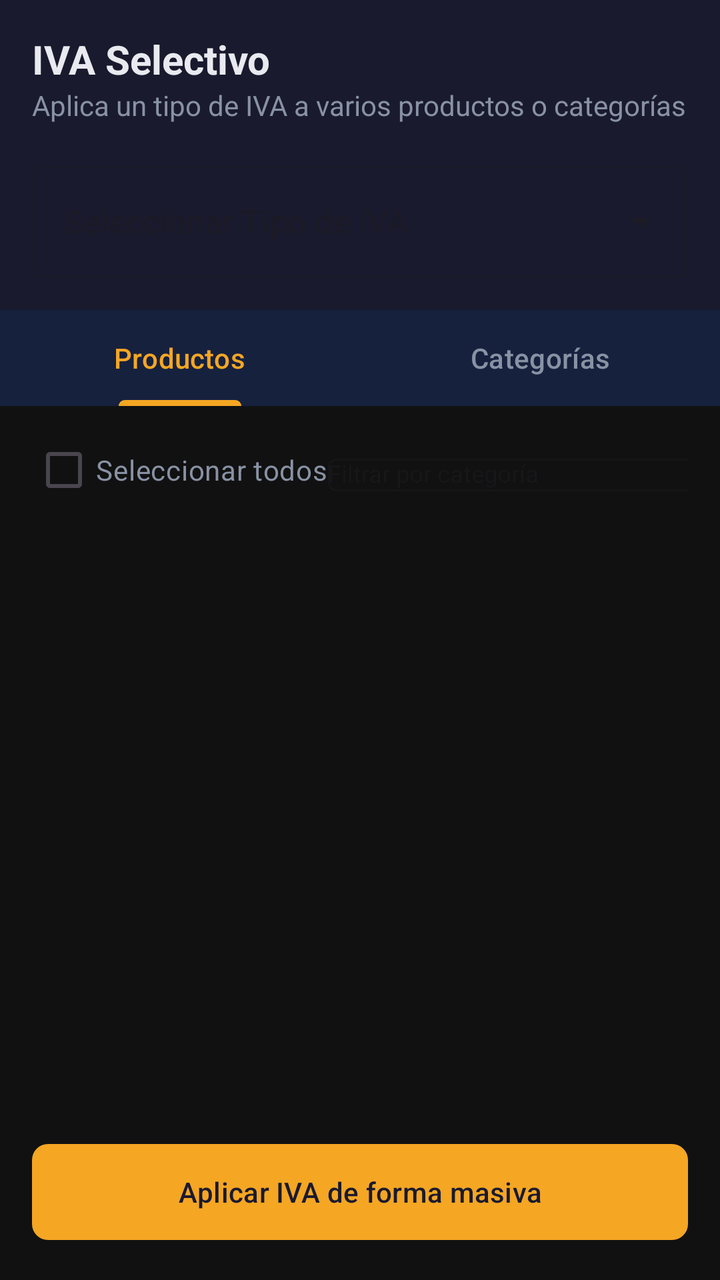
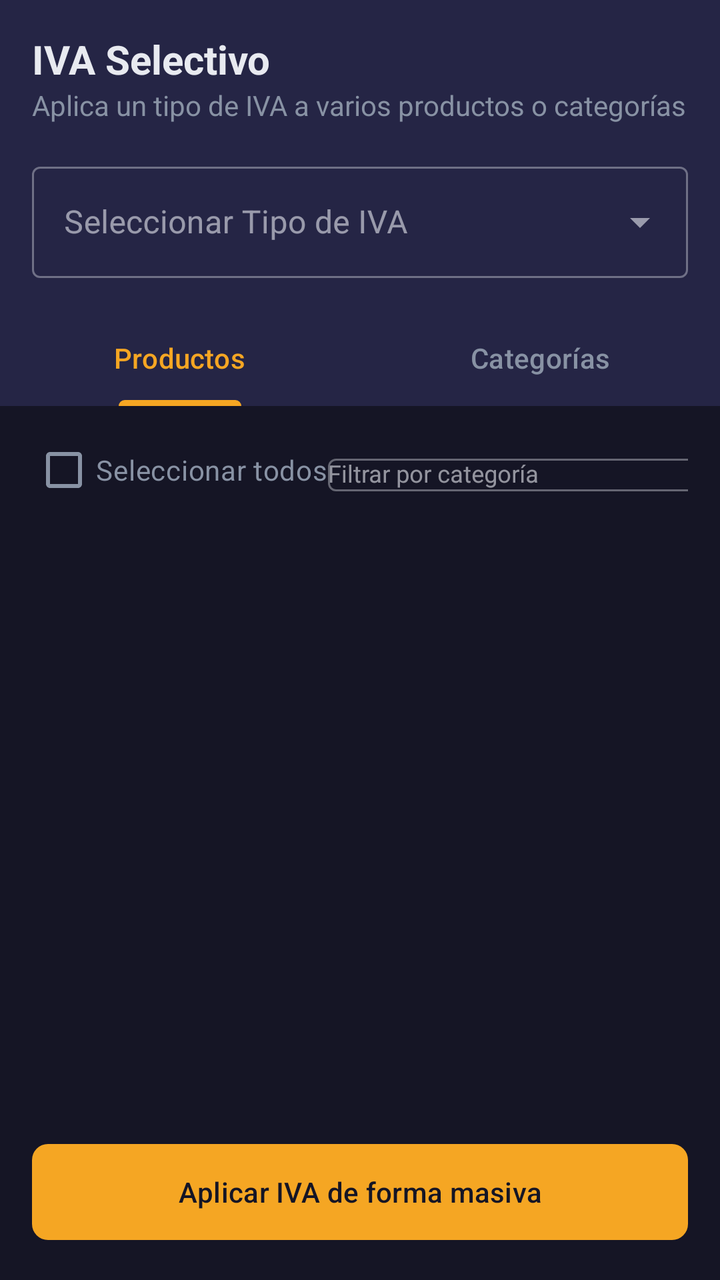

Two renders of the same Android screen: before a commit and after it. Below are the layout's source before the change and the commit's diff.
<!-- AndroidManifest.xml: application theme Theme.Electrobazar -->
<!-- res/layout/fragment_selective_tax.xml -->
<?xml version="1.0" encoding="utf-8"?>
<LinearLayout xmlns:android="http://schemas.android.com/apk/res/android"
    xmlns:app="http://schemas.android.com/apk/res-auto"
    android:layout_width="match_parent"
    android:layout_height="match_parent"
    android:background="@color/background"
    android:orientation="vertical">

    <LinearLayout
        android:layout_width="match_parent"
        android:layout_height="wrap_content"
        android:background="@color/primary"
        android:orientation="vertical"
        android:padding="16dp">

        <TextView
            android:layout_width="wrap_content"
            android:layout_height="wrap_content"
            android:text="IVA Selectivo"
            android:textColor="@color/text_main"
            android:textSize="20sp"
            android:textStyle="bold" />

        <TextView
            android:layout_width="wrap_content"
            android:layout_height="wrap_content"
            android:layout_marginBottom="16dp"
            android:text="Aplica un tipo de IVA a varios productos o categorías"
            android:textColor="@color/text_muted"
            android:textSize="14sp" />

        <com.google.android.material.textfield.TextInputLayout
            style="@style/Widget.MaterialComponents.TextInputLayout.OutlinedBox.ExposedDropdownMenu"
            android:layout_width="match_parent"
            android:layout_height="wrap_content"
            android:hint="Seleccionar Tipo de IVA"
            app:hintTextColor="@color/text_muted">

            <AutoCompleteTextView
                android:id="@+id/autoTaxRate"
                android:layout_width="match_parent"
                android:layout_height="wrap_content"
                android:inputType="none"
                android:textColor="@color/text_main" />
        </com.google.android.material.textfield.TextInputLayout>
    </LinearLayout>

    <com.google.android.material.tabs.TabLayout
        android:id="@+id/tabSelection"
        android:layout_width="match_parent"
        android:layout_height="wrap_content"
        android:background="@color/primary_variant"
        app:tabIndicatorColor="@color/accent"
        app:tabSelectedTextColor="@color/accent"
        app:tabTextColor="@color/text_muted">

        <com.google.android.material.tabs.TabItem
            android:layout_width="wrap_content"
            android:layout_height="wrap_content"
            android:text="Productos" />

        <com.google.android.material.tabs.TabItem
            android:layout_width="wrap_content"
            android:layout_height="wrap_content"
            android:text="Categorías" />
    </com.google.android.material.tabs.TabLayout>

    <FrameLayout
        android:layout_width="match_parent"
        android:layout_height="0dp"
        android:layout_weight="1">

        <LinearLayout
            android:id="@+id/layoutProducts"
            android:layout_width="match_parent"
            android:layout_height="match_parent"
            android:orientation="vertical"
            android:visibility="visible">

            <LinearLayout
                android:layout_width="match_parent"
                android:layout_height="wrap_content"
                android:gravity="center_vertical"
                android:paddingHorizontal="16dp"
                android:paddingVertical="8dp">

                <CheckBox
                    android:id="@+id/cbSelectAllProducts"
                    android:layout_width="wrap_content"
                    android:layout_height="wrap_content"
                    android:text="Seleccionar todos"
                    android:textColor="@color/text_muted" />

                <View
                    android:layout_width="0dp"
                    android:layout_height="0dp"
                    android:layout_weight="1" />

                <com.google.android.material.textfield.TextInputLayout
                    android:id="@+id/layoutCategoryFilter"
                    style="@style/Widget.MaterialComponents.TextInputLayout.OutlinedBox.Dense"
                    android:layout_width="200dp"
                    android:layout_height="wrap_content"
                    android:hint="Filtrar por categoría">

                    <AutoCompleteTextView
                        android:id="@+id/autoCategoryFilter"
                        android:layout_width="match_parent"
                        android:layout_height="wrap_content"
                        android:inputType="none"
                        android:textSize="12sp" />
                </com.google.android.material.textfield.TextInputLayout>
            </LinearLayout>

            <androidx.recyclerview.widget.RecyclerView
                android:id="@+id/rvProducts"
                android:layout_width="match_parent"
                android:layout_height="match_parent" />
        </LinearLayout>

        <LinearLayout
            android:id="@+id/layoutCategories"
            android:layout_width="match_parent"
            android:layout_height="match_parent"
            android:orientation="vertical"
            android:visibility="gone">

            <CheckBox
                android:id="@+id/cbSelectAllCategories"
                android:layout_width="wrap_content"
                android:layout_height="wrap_content"
                android:layout_marginHorizontal="16dp"
                android:layout_marginVertical="8dp"
                android:text="Seleccionar todos"
                android:textColor="@color/text_muted" />

            <androidx.recyclerview.widget.RecyclerView
                android:id="@+id/rvCategories"
                android:layout_width="match_parent"
                android:layout_height="match_parent" />
        </LinearLayout>
    </FrameLayout>

    <com.google.android.material.button.MaterialButton
        android:id="@+id/btnApply"
        android:layout_width="match_parent"
        android:layout_height="56dp"
        android:layout_margin="16dp"
        android:text="Aplicar IVA de forma masiva"
        android:textColor="@color/primary"
        app:backgroundTint="@color/accent"
        app:cornerRadius="8dp" />

</LinearLayout>
<!-- resources referenced by this layout -->
<resources>
  <color name="accent">#f5a623</color>
  <color name="background">#111111</color>
  <color name="primary">#1a1a2e</color>
  <color name="primary_variant">#16213e</color>
  <color name="text_main">#e8eaf0</color>
  <color name="text_muted">#8892a4</color>
  <style name="Theme.Electrobazar" parent="Base.Theme.Electrobazar" />
  <style name="Base.Theme.Electrobazar" parent="Theme.Material3.DayNight.NoActionBar">
          <item name="colorPrimary">@color/primary</item>
          <item name="colorSecondary">@color/secondary</item>
          <item name="android:windowBackground">@color/background</item>
          <item name="android:textColorPrimary">@color/text_main</item>
          <item name="colorError">@color/danger</item>
      </style>
  <color name="secondary">#16213e</color>
  <color name="danger">#ef4444</color>
</resources>

<!-- the commit's change to res/layout/fragment_selective_tax.xml (unified diff, before → after) -->
@@ -3,13 +3,13 @@
     xmlns:app="http://schemas.android.com/apk/res-auto"
     android:layout_width="match_parent"
     android:layout_height="match_parent"
-    android:background="@color/background"
+    android:background="?attr/android:windowBackground"
     android:orientation="vertical">
 
     <LinearLayout
         android:layout_width="match_parent"
         android:layout_height="wrap_content"
-        android:background="@color/primary"
+        android:background="?attr/colorSurface"
         android:orientation="vertical"
         android:padding="16dp">
 
@@ -17,7 +17,7 @@
             android:layout_width="wrap_content"
             android:layout_height="wrap_content"
             android:text="IVA Selectivo"
-            android:textColor="@color/text_main"
+            android:textColor="?attr/android:textColorPrimary"
             android:textSize="20sp"
             android:textStyle="bold" />
 
@@ -26,7 +26,7 @@
             android:layout_height="wrap_content"
             android:layout_marginBottom="16dp"
             android:text="Aplica un tipo de IVA a varios productos o categorías"
-            android:textColor="@color/text_muted"
+            android:textColor="?attr/android:textColorSecondary"
             android:textSize="14sp" />
 
         <com.google.android.material.textfield.TextInputLayout
@@ -34,14 +34,14 @@
             android:layout_width="match_parent"
             android:layout_height="wrap_content"
             android:hint="Seleccionar Tipo de IVA"
-            app:hintTextColor="@color/text_muted">
+            app:hintTextColor="?attr/android:textColorSecondary">
 
             <AutoCompleteTextView
                 android:id="@+id/autoTaxRate"
                 android:layout_width="match_parent"
                 android:layout_height="wrap_content"
                 android:inputType="none"
-                android:textColor="@color/text_main" />
+                android:textColor="?attr/android:textColorPrimary" />
         </com.google.android.material.textfield.TextInputLayout>
     </LinearLayout>
 
@@ -49,10 +49,10 @@
         android:id="@+id/tabSelection"
         android:layout_width="match_parent"
         android:layout_height="wrap_content"
-        android:background="@color/primary_variant"
-        app:tabIndicatorColor="@color/accent"
-        app:tabSelectedTextColor="@color/accent"
-        app:tabTextColor="@color/text_muted">
+        android:background="?attr/colorSurface"
+        app:tabIndicatorColor="?attr/colorPrimary"
+        app:tabSelectedTextColor="?attr/colorPrimary"
+        app:tabTextColor="?attr/android:textColorSecondary">
 
         <com.google.android.material.tabs.TabItem
             android:layout_width="wrap_content"
@@ -89,7 +89,7 @@
                     android:layout_width="wrap_content"
                     android:layout_height="wrap_content"
                     android:text="Seleccionar todos"
-                    android:textColor="@color/text_muted" />
+                    android:textColor="?attr/android:textColorSecondary" />
 
                 <View
                     android:layout_width="0dp"
@@ -132,7 +132,7 @@
                 android:layout_marginHorizontal="16dp"
                 android:layout_marginVertical="8dp"
                 android:text="Seleccionar todos"
-                android:textColor="@color/text_muted" />
+                android:textColor="?attr/android:textColorSecondary" />
 
             <androidx.recyclerview.widget.RecyclerView
                 android:id="@+id/rvCategories"
@@ -147,8 +147,8 @@
         android:layout_height="56dp"
         android:layout_margin="16dp"
         android:text="Aplicar IVA de forma masiva"
-        android:textColor="@color/primary"
-        app:backgroundTint="@color/accent"
+        android:textColor="?attr/android:windowBackground"
+        app:backgroundTint="?attr/colorPrimary"
         app:cornerRadius="8dp" />
 
 </LinearLayout>
<!-- resource entries referenced after the edit -->
@@ -1,20 +1,39 @@
 <!-- resources referenced by this layout -->
 <resources>
   <color name="accent">#f5a623</color>
-  <color name="background">#111111</color>
-  <color name="primary">#1a1a2e</color>
-  <color name="primary_variant">#16213e</color>
+  <color name="primary">#151525</color>
+  <color name="surface">#252545</color>
   <color name="text_main">#e8eaf0</color>
   <color name="text_muted">#8892a4</color>
+  <color name="border">#2c2c4d</color>
   <style name="Theme.Electrobazar" parent="Base.Theme.Electrobazar" />
   <style name="Base.Theme.Electrobazar" parent="Theme.Material3.DayNight.NoActionBar">
-          <item name="colorPrimary">@color/primary</item>
-          <item name="colorSecondary">@color/secondary</item>
-          <item name="android:windowBackground">@color/background</item>
+          
+          <item name="colorPrimary">@color/accent</item>
+          <item name="colorOnPrimary">@color/primary</item>
+          <item name="colorSecondary">@color/accent</item>
+          <item name="colorOnSecondary">@color/primary</item>
+          <item name="colorPrimaryContainer">@color/surface</item>
+          <item name="colorOnPrimaryContainer">@color/text_main</item>
+          
+          <item name="colorSurface">@color/surface</item>
+          <item name="colorOnSurface">@color/text_main</item>
+          <item name="colorSurfaceVariant">@color/secondary</item>
+          <item name="colorOnSurfaceVariant">@color/text_muted</item>
+          <item name="colorOutline">@color/border</item>
+          
+          <item name="android:windowBackground">@color/primary</item>
+          <item name="android:colorBackground">@color/primary</item>
           <item name="android:textColorPrimary">@color/text_main</item>
+          <item name="android:textColorSecondary">@color/text_muted</item>
+          <item name="android:textColorHint">@color/text_muted</item>
+          
+          <item name="android:statusBarColor">@color/primary</item>
+          <item name="android:navigationBarColor">@color/primary</item>
+          
           <item name="colorError">@color/danger</item>
       </style>
-  <color name="secondary">#16213e</color>
+  <color name="secondary">#1e1e35</color>
   <color name="danger">#ef4444</color>
 </resources>
 
